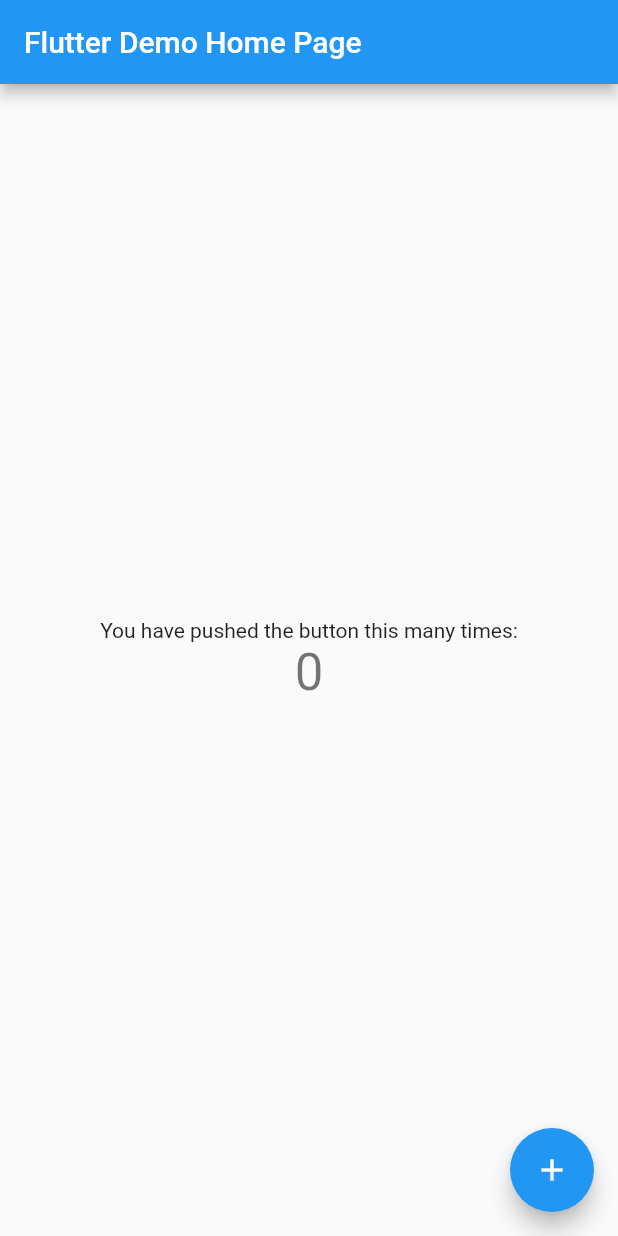
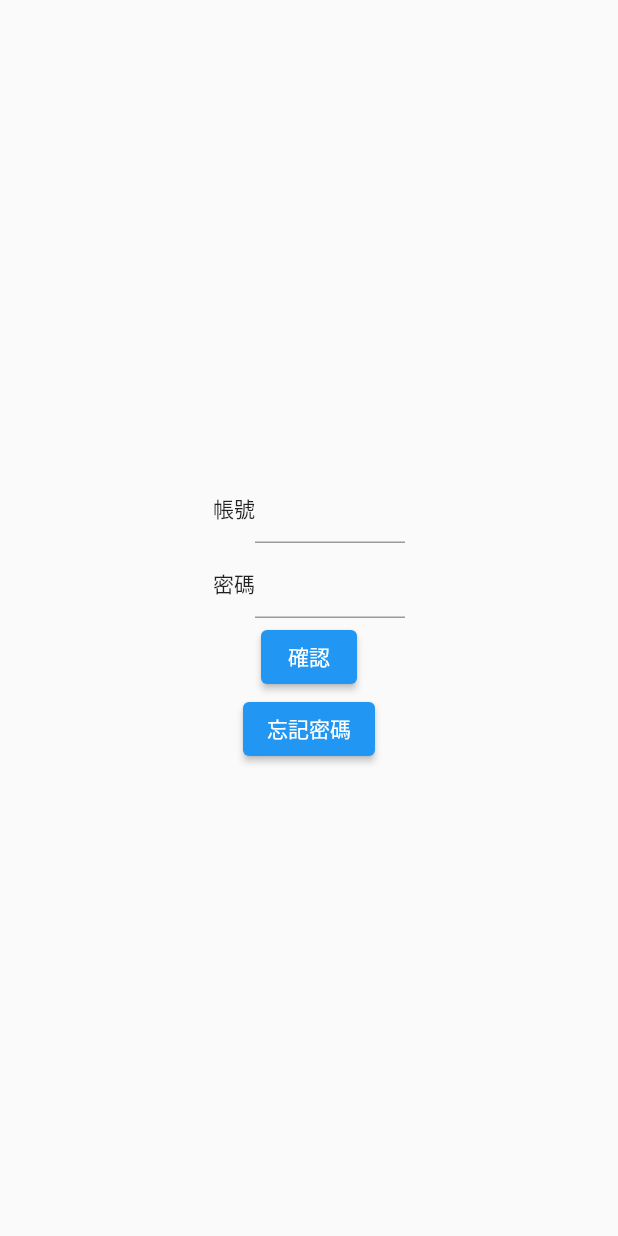
Before and after one commit to adaaayang/nailbooking, a Flutter app: the screen it shows after launch, on a phone screen of 412 x 824 dp. Run offline on Flutter 3.47's test engine with Material 2 defaults, Android fonts, the light colour scheme and no system bars.

Commit message:
first lession

```diff
--- a/nailbooking/lib/main.dart
+++ b/nailbooking/lib/main.dart
@@ -7,39 +7,22 @@
 class MyApp extends StatelessWidget {
   const MyApp({super.key});
 
-  // This widget is the root of your application.
   @override
   Widget build(BuildContext context) {
     return MaterialApp(
       title: 'Flutter Demo',
       theme: ThemeData(
-        // This is the theme of your application.
-        //
-        // Try running your application with "flutter run". You'll see the
-        // application has a blue toolbar. Then, without quitting the app, try
-        // changing the primarySwatch below to Colors.green and then invoke
-        // "hot reload" (press "r" in the console where you ran "flutter run",
-        // or simply save your changes to "hot reload" in a Flutter IDE).
-        // Notice that the counter didn't reset back to zero; the application
-        // is not restarted.
         primarySwatch: Colors.blue,
       ),
-      home: const MyHomePage(title: 'Flutter Demo Home Page'),
+      home: const MyHomePage(
+        title: "123",
+      ),
     );
   }
 }
 
 class MyHomePage extends StatefulWidget {
   const MyHomePage({super.key, required this.title});
-
-  // This widget is the home page of your application. It is stateful, meaning
-  // that it has a State object (defined below) that contains fields that affect
-  // how it looks.
-
-  // This class is the configuration for the state. It holds the values (in this
-  // case the title) provided by the parent (in this case the App widget) and
-  // used by the build method of the State. Fields in a Widget subclass are
-  // always marked "final".
 
   final String title;
 
@@ -48,68 +31,36 @@
 }
 
 class _MyHomePageState extends State<MyHomePage> {
-  int _counter = 0;
-
-  void _incrementCounter() {
-    setState(() {
-      // This call to setState tells the Flutter framework that something has
-      // changed in this State, which causes it to rerun the build method below
-      // so that the display can reflect the updated values. If we changed
-      // _counter without calling setState(), then the build method would not be
-      // called again, and so nothing would appear to happen.
-      _counter++;
-    });
-  }
-
   @override
   Widget build(BuildContext context) {
-    // This method is rerun every time setState is called, for instance as done
-    // by the _incrementCounter method above.
-    //
-    // The Flutter framework has been optimized to make rerunning build methods
-    // fast, so that you can just rebuild anything that needs updating rather
-    // than having to individually change instances of widgets.
     return Scaffold(
-      appBar: AppBar(
-        // Here we take the value from the MyHomePage object that was created by
-        // the App.build method, and use it to set our appbar title.
-        title: Text(widget.title),
-      ),
-      body: Center(
-        // Center is a layout widget. It takes a single child and positions it
-        // in the middle of the parent.
+      body: SizedBox(
+        width: double.infinity,
         child: Column(
-          // Column is also a layout widget. It takes a list of children and
-          // arranges them vertically. By default, it sizes itself to fit its
-          // children horizontally, and tries to be as tall as its parent.
-          //
-          // Invoke "debug painting" (press "p" in the console, choose the
-          // "Toggle Debug Paint" action from the Flutter Inspector in Android
-          // Studio, or the "Toggle Debug Paint" command in Visual Studio Code)
-          // to see the wireframe for each widget.
-          //
-          // Column has various properties to control how it sizes itself and
-          // how it positions its children. Here we use mainAxisAlignment to
-          // center the children vertically; the main axis here is the vertical
-          // axis because Columns are vertical (the cross axis would be
-          // horizontal).
           mainAxisAlignment: MainAxisAlignment.center,
-          children: <Widget>[
-            const Text(
-              'You have pushed the button this many times:',
+          children: [
+            Row(mainAxisAlignment: MainAxisAlignment.center, children: const [
+              Text("帳號"),
+              SizedBox(width: 100, height: 50, child: TextField())
+            ]),
+            Row(
+              mainAxisAlignment: MainAxisAlignment.center,
+              children: const [
+                Text("密碼"),
+                SizedBox(width: 100, height: 50, child: TextField())
+              ],
             ),
-            Text(
-              '$_counter',
-              style: Theme.of(context).textTheme.headline4,
+            ElevatedButton(
+              child: Text("確認"),
+              onPressed: () {},
             ),
+            ElevatedButton(
+              child: Text("忘記密碼"),
+              onPressed: () {},
+            )
           ],
         ),
       ),
-      floatingActionButton: FloatingActionButton(
-        onPressed: _incrementCounter,
-        tooltip: 'Increment',
-        child: const Icon(Icons.add),
-      ), // This trailing comma makes auto-formatting nicer for build methods.
     );
   }
 }
```
